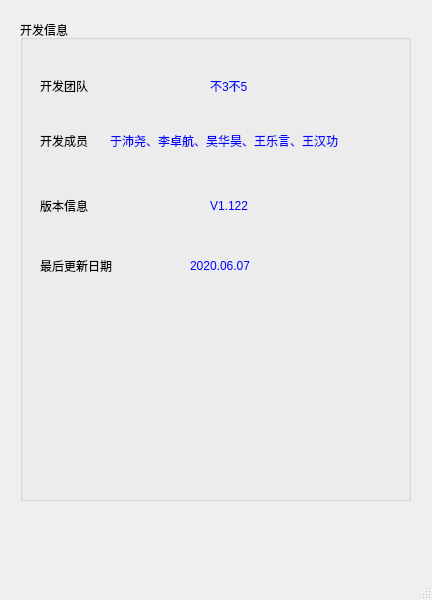
Old version of the form caboutdlg.ui in the repository wgananh/Formal_Brmal_Bejeweled.
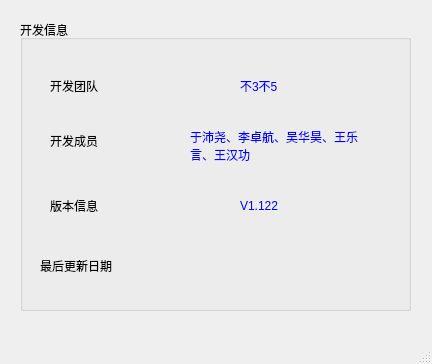
New version of the form. Icons and pictures are not drawn.

Diff of the .ui file:
```diff
--- a/caboutdlg.ui
+++ b/caboutdlg.ui
@@ -7,12 +7,15 @@
     <x>0</x>
     <y>0</y>
     <width>432</width>
-    <height>600</height>
+    <height>364</height>
    </rect>
   </property>
   <property name="windowTitle">
    <string>关于</string>
   </property>
+  <property name="styleSheet">
+   <string notr="true">background-image: url(:/new/picture/background3.jpg);</string>
+  </property>
   <widget class="QWidget" name="centralwidget">
    <widget class="QGroupBox" name="groupBox">
     <property name="geometry">
@@ -20,7 +23,7 @@
       <x>20</x>
       <y>20</y>
       <width>391</width>
-      <height>481</height>
+      <height>291</height>
      </rect>
     </property>
     <property name="styleSheet">
@@ -38,7 +41,7 @@
     <widget class="QLabel" name="label">
      <property name="geometry">
       <rect>
-       <x>20</x>
+       <x>30</x>
        <y>50</y>
        <width>71</width>
        <height>31</height>
@@ -54,7 +57,7 @@
     <widget class="QLabel" name="label_2">
      <property name="geometry">
       <rect>
-       <x>190</x>
+       <x>220</x>
        <y>50</y>
        <width>71</width>
        <height>31</height>
@@ -71,7 +74,7 @@
     <widget class="QLabel" name="label_3">
      <property name="geometry">
       <rect>
-       <x>20</x>
+       <x>30</x>
        <y>100</y>
        <width>71</width>
        <height>41</height>
@@ -87,10 +90,10 @@
     <widget class="QLabel" name="label_4">
      <property name="geometry">
       <rect>
-       <x>90</x>
-       <y>100</y>
-       <width>311</width>
-       <height>41</height>
+       <x>170</x>
+       <y>90</y>
+       <width>181</width>
+       <height>71</height>
       </rect>
      </property>
      <property name="styleSheet">
@@ -101,13 +104,16 @@
       <string>于沛尧、李卓航、吴华昊、王乐言、王汉功</string>
      </property>
      <property name="textFormat">
-      <enum>Qt::AutoText</enum>
+      <enum>Qt::PlainText</enum>
+     </property>
+     <property name="wordWrap">
+      <bool>true</bool>
      </property>
     </widget>
     <widget class="QLabel" name="label_5">
      <property name="geometry">
       <rect>
-       <x>20</x>
+       <x>30</x>
        <y>160</y>
        <width>71</width>
        <height>51</height>
@@ -123,7 +129,7 @@
     <widget class="QLabel" name="label_6">
      <property name="geometry">
       <rect>
-       <x>190</x>
+       <x>220</x>
        <y>170</y>
        <width>61</width>
        <height>31</height>
@@ -156,9 +162,9 @@
     <widget class="QLabel" name="label_8">
      <property name="geometry">
       <rect>
-       <x>170</x>
+       <x>180</x>
        <y>230</y>
-       <width>91</width>
+       <width>171</width>
        <height>31</height>
       </rect>
      </property>
@@ -167,7 +173,7 @@
 color: rgb(0, 0, 255);</string>
      </property>
      <property name="text">
-      <string>2020.06.07</string>
+      <string/>
      </property>
     </widget>
    </widget>
```
